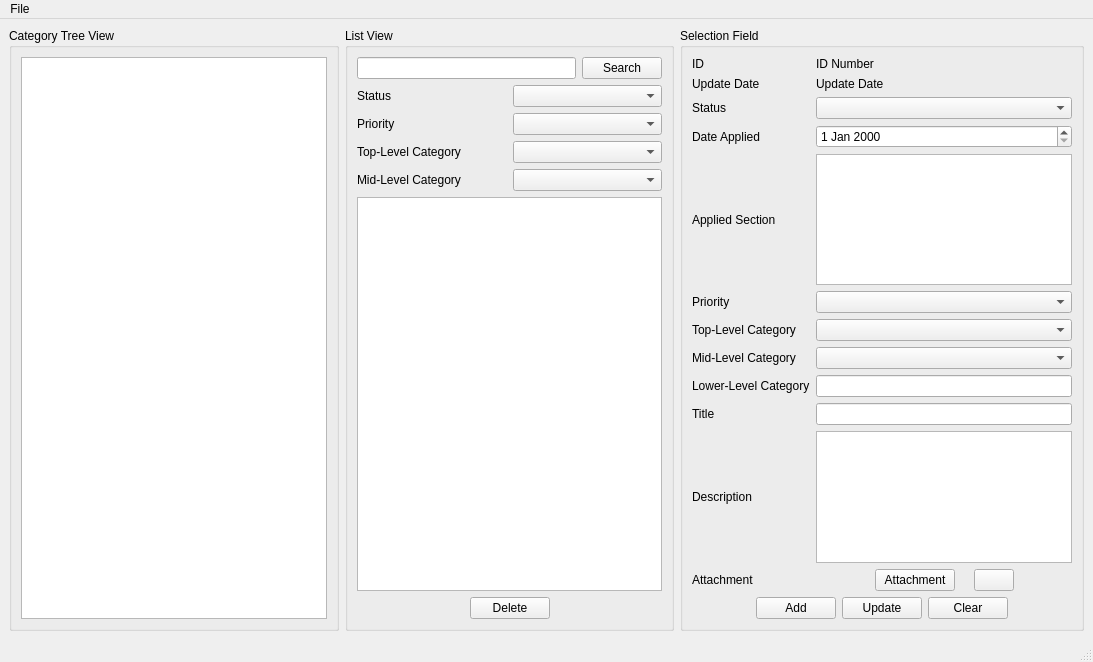
This is ideadatabase.ui in A08-Studio/IdeaDatabase as Qt 5 draws it before an edit. The edited form follows.
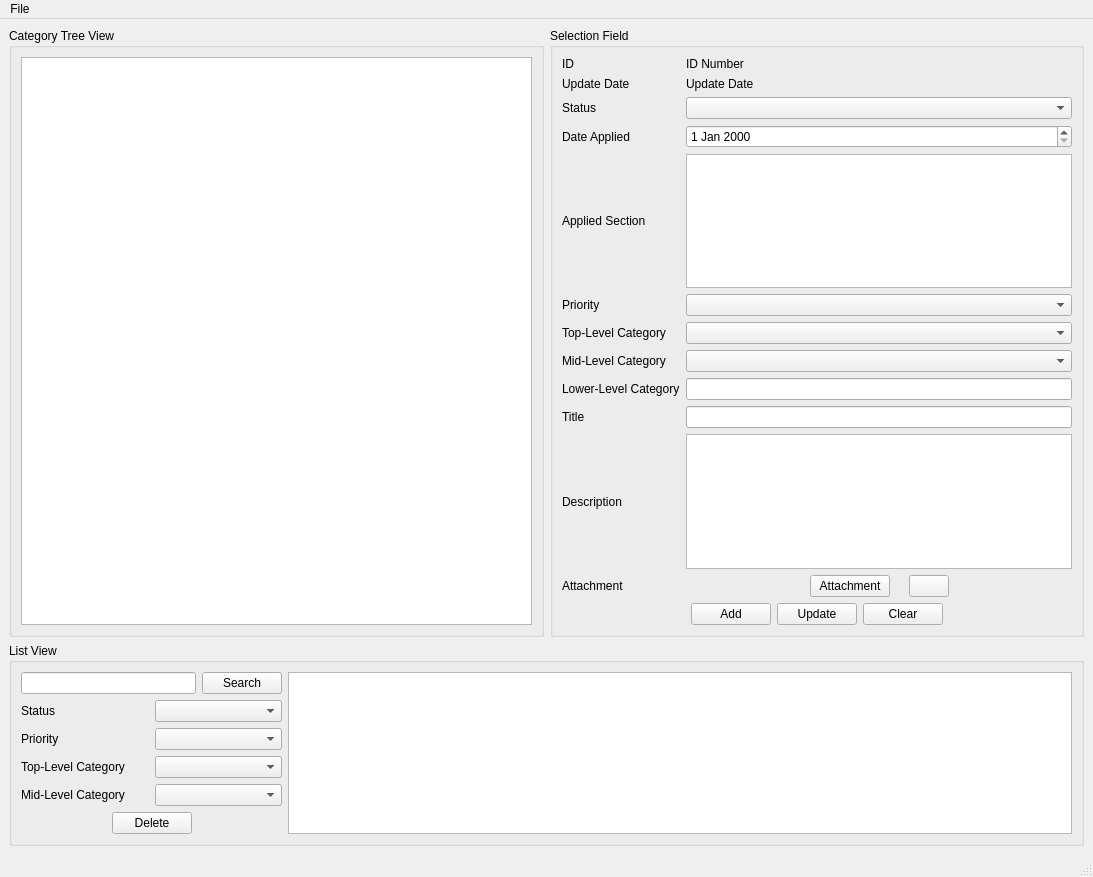
This is the edited form. Icons and pictures are not drawn.

Commit message: ユーザーインターフェースの変更

Patch:
```diff
--- a/ideadatabase.ui
+++ b/ideadatabase.ui
@@ -7,14 +7,16 @@
     <x>0</x>
     <y>0</y>
     <width>1093</width>
-    <height>662</height>
+    <height>877</height>
    </rect>
   </property>
   <property name="windowTitle">
    <string>IdeaDatabase</string>
   </property>
   <widget class="QWidget" name="centralwidget">
-   <layout class="QHBoxLayout" name="horizontalLayout_4">
+   <layout class="QVBoxLayout" name="verticalLayout_4">
+    <item>
+     <layout class="QHBoxLayout" name="horizontalLayout_6">
     <item>
      <widget class="QGroupBox" name="groupBox">
       <property name="title">
@@ -27,120 +29,6 @@
       </layout>
      </widget>
     </item>
-    <item>
-     <widget class="QGroupBox" name="groupBox_2">
-      <property name="title">
-       <string>List View</string>
-      </property>
-      <layout class="QVBoxLayout" name="verticalLayout_2">
-       <item>
-        <layout class="QHBoxLayout" name="horizontalLayout">
-         <item>
-          <widget class="QLineEdit" name="searchLineEdit"/>
-         </item>
-         <item>
-          <widget class="QPushButton" name="searchPushButton">
-           <property name="text">
-            <string>Search</string>
-           </property>
-          </widget>
-         </item>
-        </layout>
-       </item>
-       <item>
-        <layout class="QGridLayout" name="gridLayout">
-         <item row="2" column="0">
-          <widget class="QLabel" name="label_14">
-           <property name="text">
-            <string>Top-Level Category</string>
-           </property>
-          </widget>
-         </item>
-         <item row="0" column="0">
-          <widget class="QLabel" name="label_13">
-           <property name="text">
-            <string>Status</string>
-           </property>
-          </widget>
-         </item>
-         <item row="2" column="1">
-          <widget class="QComboBox" name="filterTopLevelCategoryComboBox"/>
-         </item>
-         <item row="3" column="1">
-          <widget class="QComboBox" name="filterMidLevelCategoryComboBox"/>
-         </item>
-         <item row="0" column="1">
-          <widget class="QComboBox" name="filterStatusComboBox"/>
-         </item>
-         <item row="3" column="0">
-          <widget class="QLabel" name="label_15">
-           <property name="text">
-            <string>Mid-Level Category</string>
-           </property>
-          </widget>
-         </item>
-         <item row="1" column="0">
-          <widget class="QLabel" name="label_16">
-           <property name="text">
-            <string>Priority</string>
-           </property>
-          </widget>
-         </item>
-         <item row="1" column="1">
-          <widget class="QComboBox" name="filterPriorityComboBox"/>
-         </item>
-        </layout>
-       </item>
-       <item>
-        <widget class="QTableView" name="recordTableView">
-         <property name="selectionMode">
-          <enum>QAbstractItemView::SelectionMode::SingleSelection</enum>
-         </property>
-         <property name="selectionBehavior">
-          <enum>QAbstractItemView::SelectionBehavior::SelectRows</enum>
-         </property>
-        </widget>
-       </item>
-       <item>
-        <layout class="QHBoxLayout" name="horizontalLayout_2">
-         <item>
-          <spacer name="horizontalSpacer_2">
-           <property name="orientation">
-            <enum>Qt::Orientation::Horizontal</enum>
-           </property>
-           <property name="sizeHint" stdset="0">
-            <size>
-             <width>40</width>
-             <height>20</height>
-            </size>
-           </property>
-          </spacer>
-         </item>
-         <item>
-          <widget class="QPushButton" name="deletePushButton">
-           <property name="text">
-            <string>Delete</string>
-           </property>
-          </widget>
-         </item>
-         <item>
-          <spacer name="horizontalSpacer">
-           <property name="orientation">
-            <enum>Qt::Orientation::Horizontal</enum>
-           </property>
-           <property name="sizeHint" stdset="0">
-            <size>
-             <width>40</width>
-             <height>20</height>
-            </size>
-           </property>
-          </spacer>
-         </item>
-        </layout>
-       </item>
-      </layout>
-     </widget>
-    </item>
     <item>
      <widget class="QGroupBox" name="groupBox_3">
       <property name="title">
@@ -381,6 +269,138 @@
           </spacer>
          </item>
         </layout>
+         </item>
+        </layout>
+       </widget>
+      </item>
+     </layout>
+    </item>
+    <item>
+     <widget class="QGroupBox" name="groupBox_2">
+      <property name="title">
+       <string>List View</string>
+      </property>
+      <layout class="QHBoxLayout" name="horizontalLayout_4" stretch="1,3">
+       <item>
+        <layout class="QVBoxLayout" name="verticalLayout_2">
+         <item>
+          <layout class="QHBoxLayout" name="horizontalLayout">
+           <item>
+            <widget class="QLineEdit" name="searchLineEdit"/>
+           </item>
+           <item>
+            <widget class="QPushButton" name="searchPushButton">
+             <property name="text">
+              <string>Search</string>
+             </property>
+            </widget>
+           </item>
+          </layout>
+         </item>
+         <item>
+          <layout class="QGridLayout" name="gridLayout">
+           <item row="1" column="0">
+            <widget class="QLabel" name="label_16">
+             <property name="text">
+              <string>Priority</string>
+             </property>
+            </widget>
+           </item>
+           <item row="3" column="1">
+            <widget class="QComboBox" name="filterMidLevelCategoryComboBox"/>
+           </item>
+           <item row="2" column="0">
+            <widget class="QLabel" name="label_14">
+             <property name="text">
+              <string>Top-Level Category</string>
+             </property>
+            </widget>
+           </item>
+           <item row="0" column="0">
+            <widget class="QLabel" name="label_13">
+             <property name="text">
+              <string>Status</string>
+             </property>
+            </widget>
+           </item>
+           <item row="0" column="1">
+            <widget class="QComboBox" name="filterStatusComboBox"/>
+           </item>
+           <item row="3" column="0">
+            <widget class="QLabel" name="label_15">
+             <property name="text">
+              <string>Mid-Level Category</string>
+             </property>
+            </widget>
+           </item>
+           <item row="1" column="1">
+            <widget class="QComboBox" name="filterPriorityComboBox"/>
+           </item>
+           <item row="2" column="1">
+            <widget class="QComboBox" name="filterTopLevelCategoryComboBox"/>
+           </item>
+          </layout>
+         </item>
+         <item>
+          <layout class="QHBoxLayout" name="horizontalLayout_2">
+           <item>
+            <spacer name="horizontalSpacer_2">
+             <property name="orientation">
+              <enum>Qt::Orientation::Horizontal</enum>
+             </property>
+             <property name="sizeHint" stdset="0">
+              <size>
+               <width>40</width>
+               <height>20</height>
+              </size>
+             </property>
+            </spacer>
+           </item>
+           <item>
+            <widget class="QPushButton" name="deletePushButton">
+             <property name="text">
+              <string>Delete</string>
+             </property>
+            </widget>
+           </item>
+           <item>
+            <spacer name="horizontalSpacer">
+             <property name="orientation">
+              <enum>Qt::Orientation::Horizontal</enum>
+             </property>
+             <property name="sizeHint" stdset="0">
+              <size>
+               <width>40</width>
+               <height>20</height>
+              </size>
+             </property>
+            </spacer>
+           </item>
+          </layout>
+         </item>
+        </layout>
+       </item>
+       <item>
+        <widget class="QTableView" name="recordTableView">
+         <property name="sizePolicy">
+          <sizepolicy hsizetype="Expanding" vsizetype="Expanding">
+           <horstretch>0</horstretch>
+           <verstretch>0</verstretch>
+          </sizepolicy>
+         </property>
+         <property name="minimumSize">
+          <size>
+           <width>0</width>
+           <height>0</height>
+          </size>
+         </property>
+         <property name="selectionMode">
+          <enum>QAbstractItemView::SelectionMode::SingleSelection</enum>
+         </property>
+         <property name="selectionBehavior">
+          <enum>QAbstractItemView::SelectionBehavior::SelectRows</enum>
+         </property>
+        </widget>
        </item>
       </layout>
      </widget>
```
Lines whose indentation alone changed are shown as unchanged.
